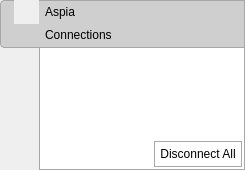
Before: the Qt Designer form source/host/ui/host_notifier_window.ui in dchapyshev/aspia, drawn with Qt 5.
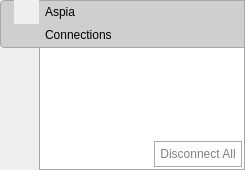
After: the same form once the commit is applied. Icons and pictures are not drawn.

```diff
--- a/source/host/ui/host_notifier_window.ui
+++ b/source/host/ui/host_notifier_window.ui
@@ -229,6 +229,9 @@
         </item>
         <item>
          <widget class="QPushButton" name="button_disconnect_all">
+          <property name="enabled">
+           <bool>false</bool>
+          </property>
           <property name="styleSheet">
            <string notr="true">QPushButton {
 border: 1px solid #AAAAAA;
@@ -241,6 +244,9 @@
 }
 QPushButton:pressed {
 background: #D7D7D7;
+}
+QPushButton:disabled {
+color: gray;
 }</string>
           </property>
           <property name="text">
```
Left out of the diff: 3 changed lines with no effect on the pictures.
